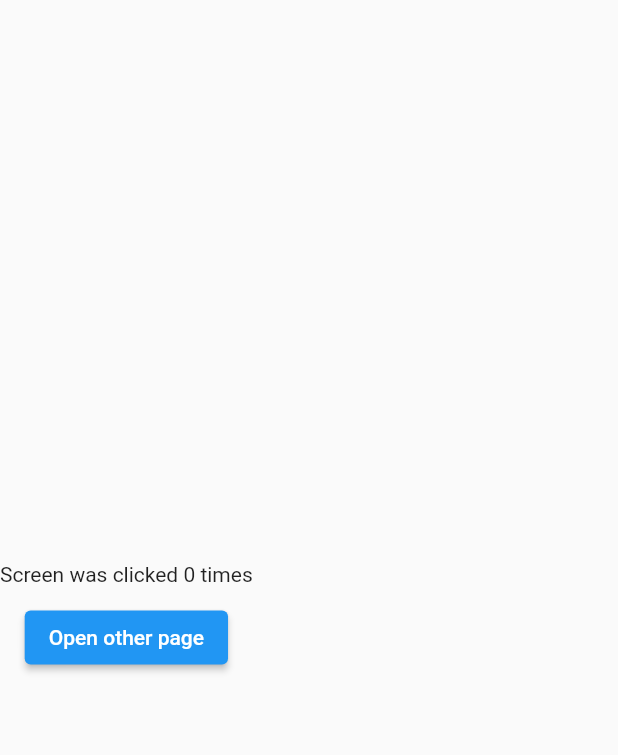
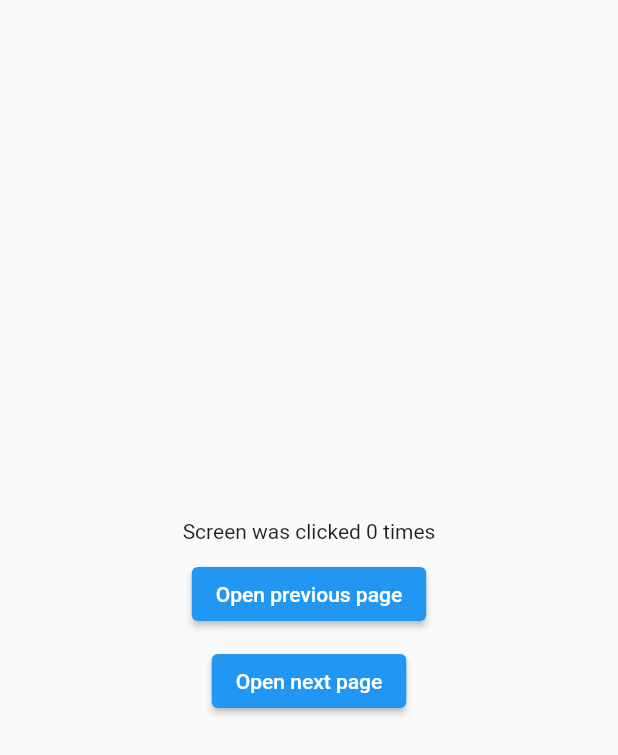
Before and after one commit to Syncronjr/snack_website, a Flutter app: the Page2 screen opened directly, on a phone screen of 412 x 824 dp. Shown: the top 755 px of the screen. Run offline on Flutter 3.47's test engine with Material 2 defaults, Android fonts, the phone set to English and light mode, and no system bars; our stand-ins replace get.

Commit message:
modified:   lib/pages/home.dart 	deleted:    lib/pages/other.dart 	new file:   lib/pages/second.dart 	new file:   lib/pages/third.dart

```diff
--- a/lib/pages/home.dart
+++ b/lib/pages/home.dart
@@ -1,7 +1,7 @@
 import 'package:flutter/material.dart';
 import 'package:get/get.dart';
 import 'package:snack_website/controllers/counterController.dart';
-import 'package:snack_website/pages/other.dart';
+import 'package:snack_website/pages/second.dart';
 
 class HomeScreen extends StatelessWidget {
   HomeScreen({super.key});
@@ -26,7 +26,7 @@ class HomeScreen extends StatelessWidget {
                       onPressed: () {
                         Get.to(Page2());
                       },
-                      child: Text("Open other page"))
+                      child: Text("Open next page"))
                 ],
               ),
             )),
--- a/lib/pages/other.dart
+++ /dev/null
@@ -1,28 +0,0 @@
-import 'package:flutter/material.dart';
-import 'package:get/get.dart';
-import 'package:snack_website/controllers/counterController.dart';
-
-class Page2 extends StatelessWidget {
-  Page2({super.key});
-
-  final CounterController _counterController = Get.find();
-  @override
-  Widget build(BuildContext context) {
-    return Scaffold(
-      body: Column(
-        mainAxisAlignment: MainAxisAlignment.center,
-        children: [
-          Text("Screen was clicked ${_counterController.counter.value} times"),
-          SizedBox(
-            height: 10,
-          ),
-          ElevatedButton(
-              onPressed: () {
-                Get.back();
-              },
-              child: Text("Open other page"))
-        ],
-      ),
-    );
-  }
-}
--- /dev/null
+++ b/lib/pages/second.dart
@@ -0,0 +1,40 @@
+import 'package:flutter/material.dart';
+import 'package:get/get.dart';
+import 'package:snack_website/controllers/counterController.dart';
+import 'package:snack_website/pages/third.dart';
+
+class Page2 extends StatelessWidget {
+  Page2({super.key});
+
+  final CounterController _counterController = Get.find();
+  @override
+  Widget build(BuildContext context) {
+    return Scaffold(
+      body: Center(
+        child: Column(
+          mainAxisAlignment: MainAxisAlignment.center,
+          children: [
+            Text(
+                "Screen was clicked ${_counterController.counter.value} times"),
+            SizedBox(
+              height: 10,
+            ),
+            ElevatedButton(
+                onPressed: () {
+                  Get.back();
+                },
+                child: Text("Open previous page")),
+            SizedBox(
+              height: 10,
+            ),
+            ElevatedButton(
+                onPressed: () {
+                  Get.to(Page3());
+                },
+                child: Text("Open next page"))
+          ],
+        ),
+      ),
+    );
+  }
+}
```
Also changed, not shown: lib/pages/third.dart (added, +31 -0 lines).
